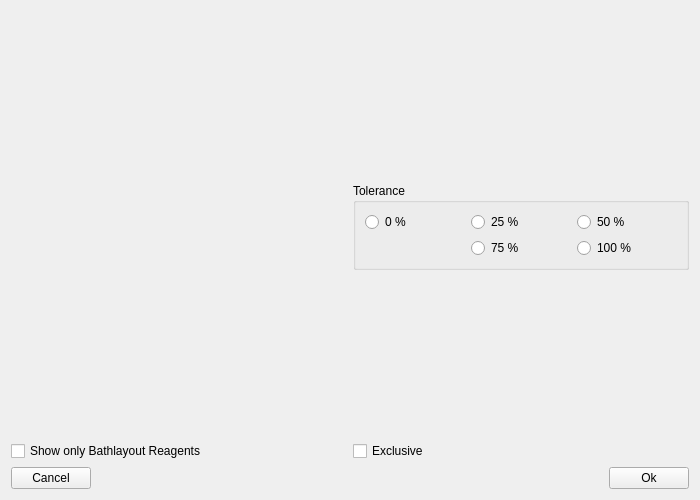
Before: the Qt Designer form HimalayaMain/Gui/Components/Programs/Forms/ModifyProgramStepDlg.ui in Liyezhong/Master, drawn with Qt 5.
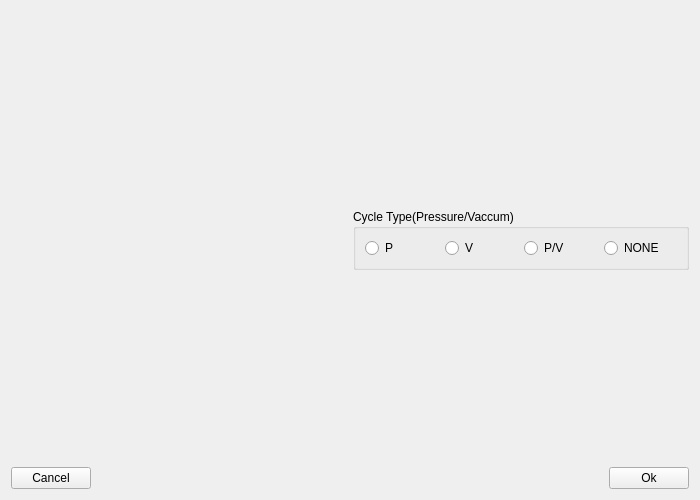
After: the same form once the commit is applied. Custom widgets are drawn as their Qt base class.

```diff
--- a/HimalayaMain/Gui/Components/Programs/Forms/ModifyProgramStepDlg.ui
+++ b/HimalayaMain/Gui/Components/Programs/Forms/ModifyProgramStepDlg.ui
@@ -35,13 +35,6 @@
        </property>
       </spacer>
      </item>
-     <item>
-      <widget class="QCheckBox" name="checkBoxShow">
-       <property name="text">
-        <string>Show only Bathlayout Reagents</string>
-       </property>
-      </widget>
-     </item>
     </layout>
    </item>
    <item row="0" column="1">
@@ -65,41 +58,34 @@
      <item>
       <widget class="QGroupBox" name="groupBox">
        <property name="title">
-        <string>Tolerance</string>
+        <string>Cycle Type(Pressure/Vaccum)</string>
        </property>
        <layout class="QGridLayout" name="gridLayout_3">
         <item row="0" column="0">
          <widget class="QRadioButton" name="radioButton_0">
           <property name="text">
-           <string>0 %</string>
+           <string>P</string>
           </property>
          </widget>
         </item>
-        <item row="0" column="1">
-         <widget class="QRadioButton" name="radioButton_25">
+        <item row="0" column="3">
+         <widget class="QRadioButton" name="radioButton_75">
           <property name="text">
-           <string>25 %</string>
+           <string>NONE</string>
           </property>
          </widget>
         </item>
         <item row="0" column="2">
          <widget class="QRadioButton" name="radioButton_50">
           <property name="text">
-           <string>50 %</string>
+           <string>P/V</string>
           </property>
          </widget>
         </item>
-        <item row="1" column="1">
-         <widget class="QRadioButton" name="radioButton_75">
+        <item row="0" column="1">
+         <widget class="QRadioButton" name="radioButton_25">
           <property name="text">
-           <string>75 %</string>
-          </property>
-         </widget>
-        </item>
-        <item row="1" column="2">
-         <widget class="QRadioButton" name="radioButton_100">
-          <property name="text">
-           <string>100 %</string>
+           <string>V</string>
           </property>
          </widget>
         </item>
@@ -119,13 +105,6 @@
        </property>
       </spacer>
      </item>
-     <item>
-      <widget class="QCheckBox" name="checkBoxExclusive">
-       <property name="text">
-        <string>Exclusive</string>
-       </property>
-      </widget>
-     </item>
     </layout>
    </item>
    <item row="1" column="0" colspan="2">
```
Left out of the diff: 3 changed lines with no effect on the pictures.
